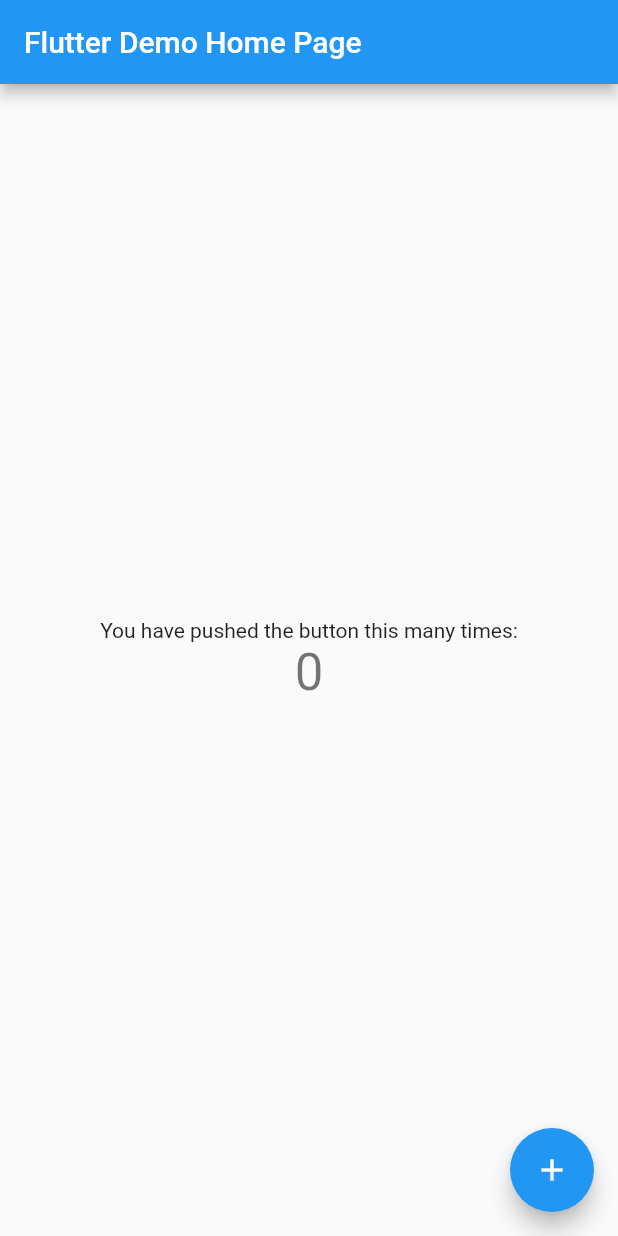
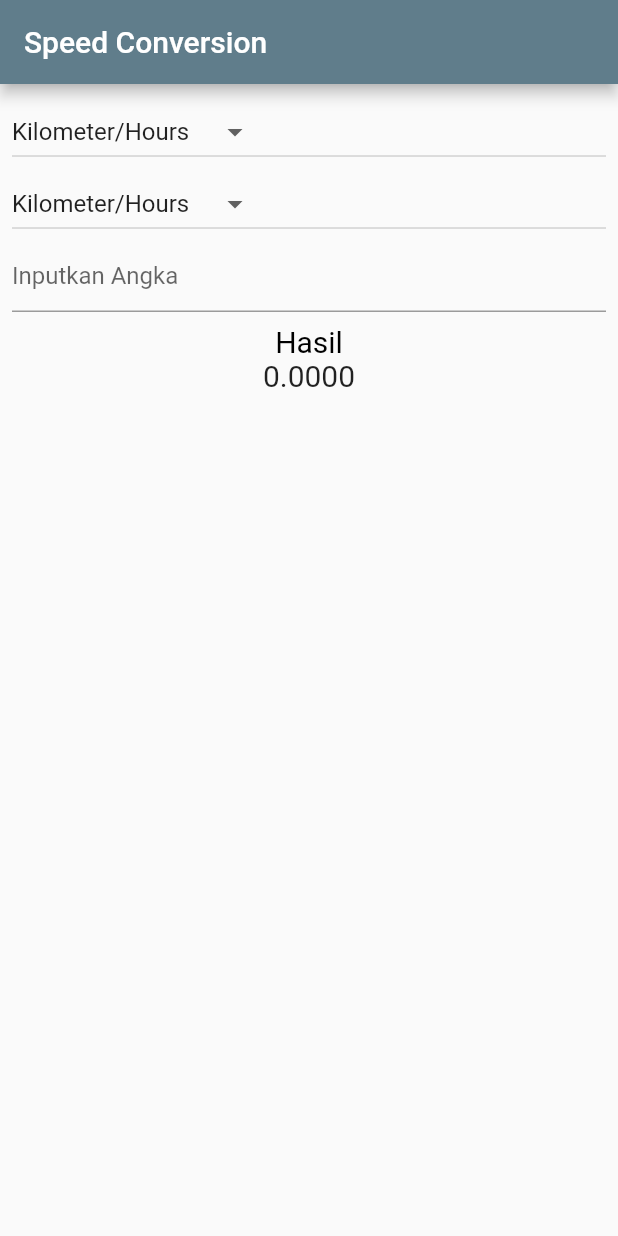
Before and after one commit to yusptar/kuis-1-pemrograman-mobile, a Flutter app: the screen it shows after launch, on a phone screen of 412 x 824 dp. Run offline on Flutter 3.47's test engine with Material 2 defaults, Android fonts, the light colour scheme and no system bars.

Commit message:
progress 1

```diff
--- /dev/null
+++ b/lib/dropdown.dart
@@ -0,0 +1,28 @@
+import 'package:flutter/material.dart';
+
+class DropDownButton extends StatelessWidget {
+  const DropDownButton({
+    Key key,
+    @required this.listItem,
+    @required this.methodScript,
+    @required this.valueDropDown,
+  }) : super(key: key);
+
+  final List<String> listItem;
+  final Function methodScript;
+  final String valueDropDown;
+
+  @override
+  Widget build(BuildContext context) {
+    return DropdownButton<String>(
+      items: listItem.map((String value) {
+        return DropdownMenuItem<String>(
+          value: value,
+          child: Text(value),
+        );
+      }).toList(),
+      value: valueDropDown,
+      onChanged: methodScript,
+    );
+  }
+}
--- /dev/null
+++ b/lib/input.dart
@@ -0,0 +1,26 @@
+import 'package:flutter/cupertino.dart';
+import 'package:flutter/material.dart';
+import 'package:flutter/services.dart';
+
+class Input extends StatelessWidget {
+  const Input({
+    Key key,
+    @required this.SpeedController,
+  }) : super(key: key);
+
+  final TextEditingController SpeedController;
+
+  @override
+  Widget build(BuildContext context) {
+    return TextFormField(
+      controller: SpeedController,
+      keyboardType: TextInputType.number,
+      inputFormatters: <TextInputFormatter>[
+        FilteringTextInputFormatter.digitsOnly
+      ],
+      decoration: InputDecoration(
+        hintText: 'Inputkan Angka',
+      ),
+    );
+  }
+}
--- a/lib/main.dart
+++ b/lib/main.dart
@@ -1,113 +1,127 @@
 import 'package:flutter/material.dart';
+import 'package:flutter/services.dart';
+import 'package:kuis1/result.dart';
+import 'input.dart';
+import 'dropdown.dart';
 
-void main() {
-  runApp(MyApp());
+void main() => runApp(SpeedConversion());
+
+class SpeedConversion extends StatefulWidget {
+  @override
+  State<StatefulWidget> createState() => MainSpeed();
 }
 
-class MyApp extends StatelessWidget {
-  // This widget is the root of your application.
+class MainSpeed extends State<SpeedConversion> {
+  final Controller = TextEditingController();
+  double _input = 0;
+  String _valueDropDown = "Kilometer/Hours";
+  String _valueDropDown2 = "Kilometer/Hours";
+  double _result = 0;
+  List<String> List1 = [
+    "Kilometer/Hours",
+    "Kilometer/Seconds",
+    "Meter/Seconds"
+  ];
+  List<String> List2 = [
+    "Kilometer/Hours",
+    "Kilometer/Seconds",
+    "Meter/Seconds"
+  ];
+
+  void rumusKecepatan() => setState(() {
+        _input = double.parse(Controller.text);
+        if (_valueDropDown == "Kilometer/Hours") {
+          if (_valueDropDown2 == "Kilometer/Hours") {
+            _result = _input;
+          } else if (_valueDropDown2 == "Kilometer/Seconds") {
+            _result = _input / 3600;
+          } else if (_valueDropDown2 == "Meter/Seconds") {
+            _result = (_input * 1000) / 3600;
+          }
+        } else if (_valueDropDown == "Kilometer/Seconds") {
+          if (_valueDropDown2 == "Kilometer/Seconds") {
+            _result = _input;
+          } else if (_valueDropDown2 == "Kilometer/Hours") {
+            _result = 3600 * _input;
+          } else if (_valueDropDown2 == "Meter/Seconds") {
+            _result = _input * 1000;
+          }
+        } else {
+          if (_valueDropDown2 == "Kilometer/Hours") {
+            _result = (_input / 1000) * 3600;
+          } else if (_valueDropDown2 == "Kilometer/Seconds") {
+            _result = _input / 1000;
+          } else if (_valueDropDown2 == "Meter/Seconds") {
+            _result = _input;
+          }
+        }
+        //listViewItem.add("$_valueDropDown : $_result");
+      });
+
+  void onChanged(String changeValue) => setState(() {
+        _valueDropDown = changeValue;
+        rumusKecepatan();
+      });
+
+  void onChanged2(String changeValue) => setState(() {
+        _valueDropDown2 = changeValue;
+        rumusKecepatan();
+      });
+
   @override
   Widget build(BuildContext context) {
     return MaterialApp(
       title: 'Flutter Demo',
       theme: ThemeData(
-        // This is the theme of your application.
-        //
-        // Try running your application with "flutter run". You'll see the
-        // application has a blue toolbar. Then, without quitting the app, try
-        // changing the primarySwatch below to Colors.green and then invoke
-        // "hot reload" (press "r" in the console where you ran "flutter run",
-        // or simply save your changes to "hot reload" in a Flutter IDE).
-        // Notice that the counter didn't reset back to zero; the application
-        // is not restarted.
-        primarySwatch: Colors.blue,
+        primarySwatch: Colors.blueGrey,
+        visualDensity: VisualDensity.adaptivePlatformDensity,
       ),
-      home: MyHomePage(title: 'Flutter Demo Home Page'),
+      home: Scaffold(
+        appBar: AppBar(
+          title: Text("Speed Conversion"),
+        ),
+        body: Container(
+          margin: EdgeInsets.all(8),
+          child: Column(
+            children: [
+              SizedBox(
+                width: double.infinity,
+                child: DropDownButton(
+                  listItem: List1,
+                  valueDropDown: _valueDropDown,
+                  methodScript: onChanged,
+                ),
+              ),
+              SizedBox(
+                width: double.infinity,
+                child: DropdownButton<String>(
+                  items: List2.map((String value) {
+                    return DropdownMenuItem<String>(
+                      value: value,
+                      child: Text(value),
+                    );
+                  }).toList(),
+                  value: _valueDropDown2,
+                  onChanged: onChanged2,
+                ),
+              ),
+              Input(SpeedController: Controller),
+              Result(result: _result),
+              /*Convert(convertHandler: rumusSuhu),
+              Container(
+                margin: EdgeInsets.only(top: 10, bottom: 10),
+                child: Text(
+                  "Riwayat Konversi",
+                  style: TextStyle(fontSize: 20),
+                ),
+              ),
+              Expanded(
+                child: RiwayatKonversi(listViewItem: listViewItem),
+              ),*/
+            ],
+          ),
+        ),
+      ),
     );
   }
 }
-
-class MyHomePage extends StatefulWidget {
-  MyHomePage({Key key, this.title}) : super(key: key);
-
-  // This widget is the home page of your application. It is stateful, meaning
-  // that it has a State object (defined below) that contains fields that affect
-  // how it looks.
-
-  // This class is the configuration for the state. It holds the values (in this
-  // case the title) provided by the parent (in this case the App widget) and
-  // used by the build method of the State. Fields in a Widget subclass are
-  // always marked "final".
-
-  final String title;
-
-  @override
-  _MyHomePageState createState() => _MyHomePageState();
-}
-
-class _MyHomePageState extends State<MyHomePage> {
-  int _counter = 0;
-
-  void _incrementCounter() {
-    setState(() {
-      // This call to setState tells the Flutter framework that something has
-      // changed in this State, which causes it to rerun the build method below
-      // so that the display can reflect the updated values. If we changed
-      // _counter without calling setState(), then the build method would not be
-      // called again, and so nothing would appear to happen.
-      _counter++;
-    });
-  }
-
-  @override
-  Widget build(BuildContext context) {
-    // This method is rerun every time setState is called, for instance as done
-    // by the _incrementCounter method above.
-    //
-    // The Flutter framework has been optimized to make rerunning build methods
-    // fast, so that you can just rebuild anything that needs updating rather
-    // than having to individually change instances of widgets.
-    return Scaffold(
-      appBar: AppBar(
-        // Here we take the value from the MyHomePage object that was created by
-        // the App.build method, and use it to set our appbar title.
-        title: Text(widget.title),
-      ),
-      body: Center(
-        // Center is a layout widget. It takes a single child and positions it
-        // in the middle of the parent.
-        child: Column(
-          // Column is also a layout widget. It takes a list of children and
-          // arranges them vertically. By default, it sizes itself to fit its
-          // children horizontally, and tries to be as tall as its parent.
-          //
-          // Invoke "debug painting" (press "p" in the console, choose the
-          // "Toggle Debug Paint" action from the Flutter Inspector in Android
-          // Studio, or the "Toggle Debug Paint" command in Visual Studio Code)
-          // to see the wireframe for each widget.
-          //
-          // Column has various properties to control how it sizes itself and
-          // how it positions its children. Here we use mainAxisAlignment to
-          // center the children vertically; the main axis here is the vertical
-          // axis because Columns are vertical (the cross axis would be
-          // horizontal).
-          mainAxisAlignment: MainAxisAlignment.center,
-          children: <Widget>[
-            Text(
-              'You have pushed the button this many times:',
-            ),
-            Text(
-              '$_counter',
-              style: Theme.of(context).textTheme.headline4,
-            ),
-          ],
-        ),
-      ),
-      floatingActionButton: FloatingActionButton(
-        onPressed: _incrementCounter,
-        tooltip: 'Increment',
-        child: Icon(Icons.add),
-      ), // This trailing comma makes auto-formatting nicer for build methods.
-    );
-  }
-}
--- /dev/null
+++ b/lib/result.dart
@@ -0,0 +1,31 @@
+import 'package:flutter/cupertino.dart';
+import 'package:flutter/material.dart';
+
+class Result extends StatelessWidget {
+  const Result({
+    Key key,
+    @required this.result,
+  }) : super(key: key);
+
+  final double result;
+
+  @override
+  Widget build(BuildContext context) {
+    return Container(
+      child: Column(
+        mainAxisAlignment: MainAxisAlignment.center,
+        children: [
+          Text(
+            'Hasil',
+            style: TextStyle(color: Colors.black, fontSize: 20),
+          ),
+          Text(
+            result.toStringAsFixed(4),
+            style: TextStyle(fontSize: 20),
+          ),
+        ],
+      ),
+      margin: EdgeInsets.all(8),
+    );
+  }
+}
```
Also changed, not shown: 1 other file.
